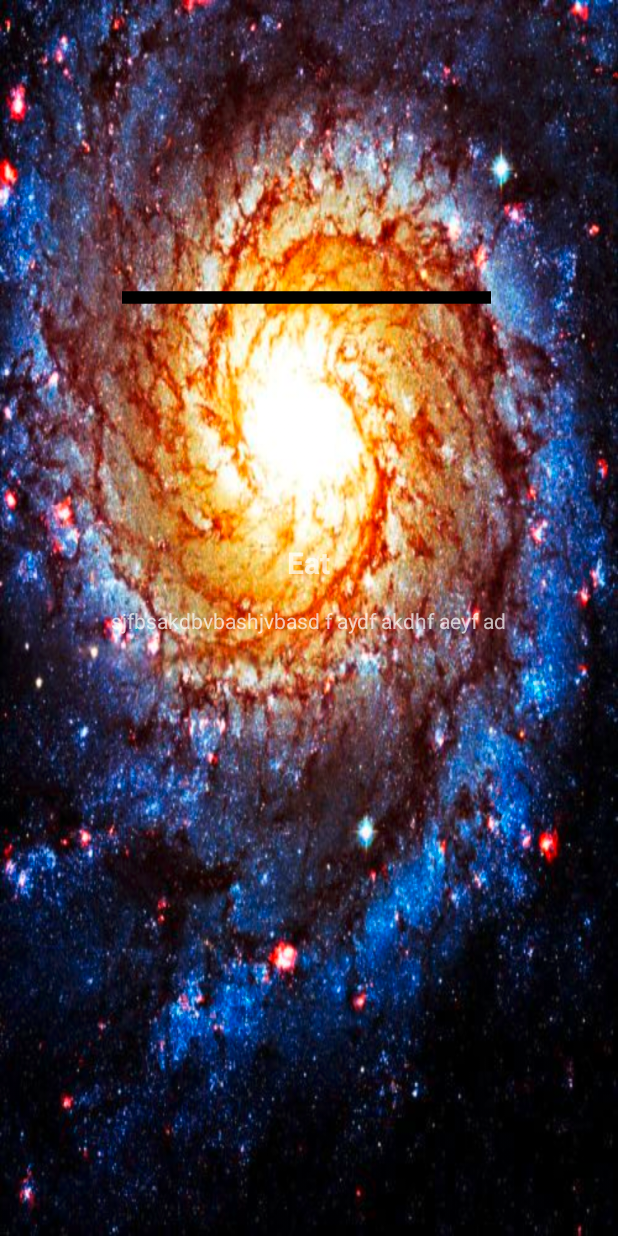
After one commit to aadityaguptaa/TheGoldenRatio, an Android app: the OnBoardingMain screen opened directly, with no data from a screen before it, on a phone screen of 412 x 824 dp. The commit adds this screen. Run offline under Robolectric (Android 15) with nearby library versions, the phone set to English and light mode, and no system bars.

Commit message:
added OnBoarding Activity

```diff
--- a/app/src/main/AndroidManifest.xml
+++ b/app/src/main/AndroidManifest.xml
@@ -18,7 +18,8 @@
         android:roundIcon="@mipmap/ic_launcher_round"
         android:supportsRtl="true"
         android:theme="@style/Theme.AppCompat.NoActionBar">
-        <activity android:name=".Saturn"></activity>
+        <activity android:name=".OnBoardingMain"></activity>
+        <activity android:name=".Saturn" />
         <activity android:name=".EarthAndMoon" />
         <activity android:name=".TheGoldenRuler" />
         <activity android:name=".faceRecognition" />
--- a/app/src/main/java/com/example/thegoldenratio/MainActivity.java
+++ b/app/src/main/java/com/example/thegoldenratio/MainActivity.java
@@ -17,6 +17,7 @@ public class MainActivity extends AppCompatActivity {
         Button theGoldeGridButton = findViewById(R.id.TheGoldenGridButton);
         Button earthAndMoon = findViewById(R.id.earthAndMoonButton);
         Button saturnButton = findViewById(R.id.saturnButton);
+        Button introButton = findViewById(R.id.introButton);
 
 
         //starts faceRecognition Intent
@@ -54,5 +55,14 @@ public class MainActivity extends AppCompatActivity {
                 startActivity(Saturn);
             }
         });
+
+        //starts EarthAndMoon Activity
+        introButton.setOnClickListener(new View.OnClickListener() {
+            @Override
+            public void onClick(View v) {
+                Intent intro = new Intent(MainActivity.this, OnBoardingMain.class);
+                startActivity(intro);
+            }
+        });
     }
 }
--- /dev/null
+++ b/app/src/main/java/com/example/thegoldenratio/OnBoardingMain.java
@@ -0,0 +1,29 @@
+package com.example.thegoldenratio;
+
+import android.os.Bundle;
+import android.widget.LinearLayout;
+
+import androidx.appcompat.app.AppCompatActivity;
+import androidx.viewpager.widget.ViewPager;
+
+public class OnBoardingMain extends AppCompatActivity {
+
+    private ViewPager viewPager2;
+    private LinearLayout linearLayout;
+
+    private SliderAdapter sliderAdapter;
+
+
+    @Override
+    protected void onCreate(Bundle savedInstanceState) {
+        super.onCreate(savedInstanceState);
+        setContentView(R.layout.activity_on_boarding_main);
+
+        viewPager2 = (ViewPager)findViewById(R.id.viewPager2);
+        linearLayout = findViewById(R.id.linearLayout);
+
+        sliderAdapter = new SliderAdapter(this);
+        viewPager2.setAdapter(sliderAdapter);
+
+    }
+}
--- /dev/null
+++ b/app/src/main/java/com/example/thegoldenratio/SliderAdapter.java
@@ -0,0 +1,72 @@
+package com.example.thegoldenratio;
+
+import android.content.Context;
+import android.view.LayoutInflater;
+import android.view.View;
+import android.view.ViewGroup;
+import android.widget.ImageView;
+import android.widget.RelativeLayout;
+import android.widget.TextView;
+
+import androidx.annotation.NonNull;
+import androidx.viewpager.widget.PagerAdapter;
+
+public class SliderAdapter extends PagerAdapter {
+
+    Context context;
+    LayoutInflater layoutInflater;
+
+    public SliderAdapter(Context context) {
+        this.context = context;
+    }
+
+    public  int[] slide_images = {
+            R.drawable.horizontalline,
+            R.drawable.goldenline
+    };
+
+    public String[] head_lines = {
+      "Eat",
+      "Code"
+    };
+
+    public String[] slide_desc = {
+      "sjfbsakdbvbashjvbasd f aydf akdhf aeyf ad",
+      "skdjhfbjsahd ksdjhafba sdvs vjhasbv sa iuhf sadbksd kasd klasdjfbhk asdbv ksafj ewuif k"
+    };
+
+    @Override
+    public int getCount() {
+        return head_lines.length;
+    }
+
+    @Override
+    public boolean isViewFromObject(@NonNull View view, @NonNull Object object) {
+        return view == (RelativeLayout) object;
+    }
+
+    @NonNull
+    @Override
+    public Object instantiateItem(@NonNull ViewGroup container, int position) {
+        layoutInflater = (LayoutInflater) context.getSystemService(context.LAYOUT_INFLATER_SERVICE);
+        View view = layoutInflater.inflate(R.layout.slide_layout, container, false);
+
+        ImageView slideImageView = (ImageView)view.findViewById(R.id.slide_image);
+        TextView slideHeading = (TextView)view.findViewById(R.id.slide_heading);
+        TextView slideDescription = (TextView)view.findViewById(R.id.slide_description);
+
+        slideImageView.setImageResource(slide_images[position]);
+        slideHeading.setText(head_lines[position]);
+        slideDescription.setText(slide_desc[position]);
+
+        container.addView(view);
+
+        return view;
+
+    }
+
+    @Override
+    public void destroyItem(@NonNull ViewGroup container, int position, @NonNull Object object) {
+        container.removeView((RelativeLayout)object);
+    }
+}
--- a/app/src/main/res/layout/activity_main.xml
+++ b/app/src/main/res/layout/activity_main.xml
@@ -51,4 +51,16 @@
         app:layout_constraintStart_toStartOf="parent"
         app:layout_constraintTop_toBottomOf="@+id/earthAndMoonButton"
         app:layout_constraintVertical_bias="0.0" />
+
+    <Button
+        android:id="@+id/introButton"
+        android:layout_width="wrap_content"
+        android:layout_height="wrap_content"
+        android:text="intro"
+        app:layout_constraintBottom_toBottomOf="parent"
+        app:layout_constraintEnd_toEndOf="parent"
+        app:layout_constraintHorizontal_bias="0.501"
+        app:layout_constraintStart_toStartOf="parent"
+        app:layout_constraintTop_toBottomOf="@+id/saturnButton"
+        app:layout_constraintVertical_bias="0.055" />
 </androidx.constraintlayout.widget.ConstraintLayout>
--- /dev/null
+++ b/app/src/main/res/layout/activity_on_boarding_main.xml
@@ -0,0 +1,30 @@
+<?xml version="1.0" encoding="utf-8"?>
+<RelativeLayout xmlns:android="http://schemas.android.com/apk/res/android"
+    xmlns:app="http://schemas.android.com/apk/res-auto"
+    xmlns:tools="http://schemas.android.com/tools"
+    android:layout_width="match_parent"
+    android:layout_height="match_parent"
+    android:background="@drawable/cosmosbg"
+    tools:context=".OnBoardingMain" >
+
+    <androidx.viewpager.widget.ViewPager
+        android:id="@+id/viewPager2"
+        android:layout_width="match_parent"
+        android:layout_height="643dp">
+
+    </androidx.viewpager.widget.ViewPager>
+
+    <LinearLayout
+        android:id="@+id/linearLayout"
+        android:layout_width="wrap_content"
+        android:layout_height="wrap_content"
+        android:layout_alignParentStart="true"
+        android:layout_alignParentBottom="true"
+        android:layout_centerHorizontal="true"
+        android:layout_marginStart="179dp"
+        android:layout_marginBottom="35dp"
+        android:orientation="horizontal"
+        android:padding="20dp"></LinearLayout>
+
+
+</RelativeLayout>
--- /dev/null
+++ b/app/src/main/res/layout/slide_layout.xml
@@ -0,0 +1,36 @@
+<?xml version="1.0" encoding="utf-8"?>
+<RelativeLayout xmlns:android="http://schemas.android.com/apk/res/android"
+    xmlns:app="http://schemas.android.com/apk/res-auto"
+    android:layout_width="match_parent" android:layout_height="match_parent">
+
+    <ImageView
+        android:id="@+id/slide_image"
+        android:layout_width="275dp"
+        android:layout_height="246dp"
+        android:layout_alignParentTop="true"
+        android:layout_alignParentEnd="true"
+        android:layout_centerHorizontal="true"
+        android:layout_marginTop="75dp"
+        android:layout_marginEnd="70dp"
+        app:srcCompat="@drawable/goldenline" />
+
+    <TextView
+        android:id="@+id/slide_heading"
+        android:layout_width="wrap_content"
+        android:layout_height="wrap_content"
+        android:layout_below="@+id/slide_image"
+        android:layout_centerHorizontal="true"
+        android:layout_marginTop="40dp"
+        android:text="HEADING"
+        android:textSize="20sp"
+        android:textStyle="bold" />
+
+    <TextView
+        android:id="@+id/slide_description"
+        android:layout_width="wrap_content"
+        android:layout_height="wrap_content"
+        android:layout_alignParentBottom="true"
+        android:layout_centerHorizontal="true"
+        android:layout_marginBottom="220dp"
+        android:text="TextView" />
+</RelativeLayout>
```
Also changed, not shown: app/src/main/res/drawable-v24/cosmosbg.jpg (added).
